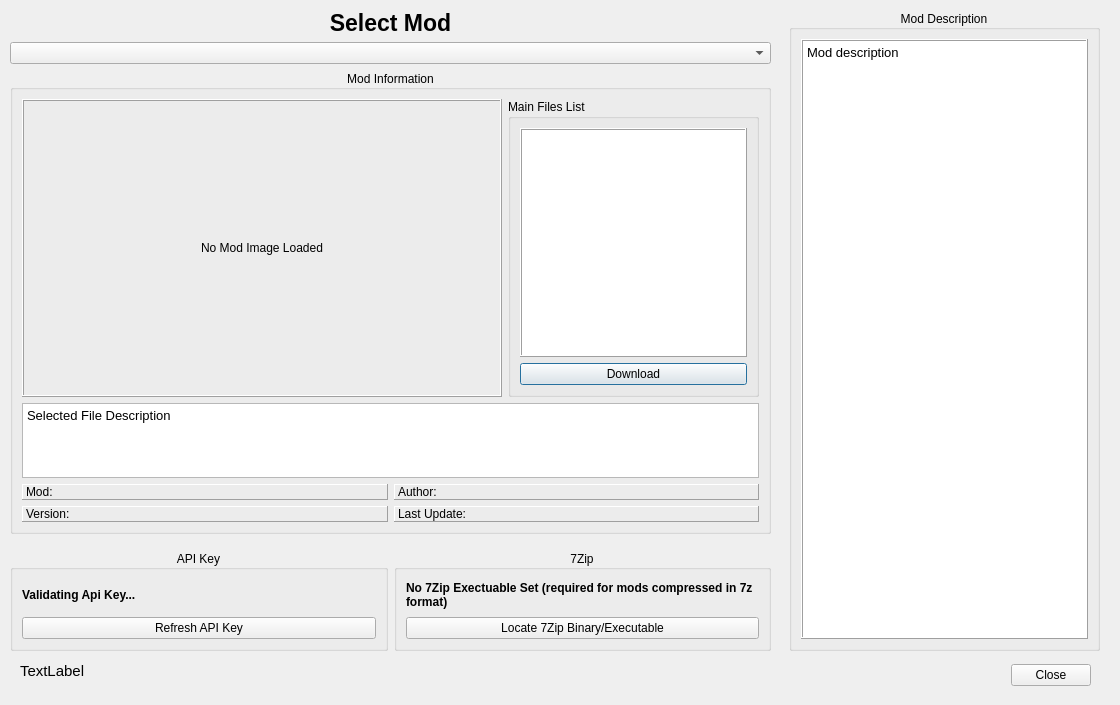
The window that modules/ModDownloader.ui (rainmakerv3/BB_Launcher) describes before a commit, drawn with Qt 5.
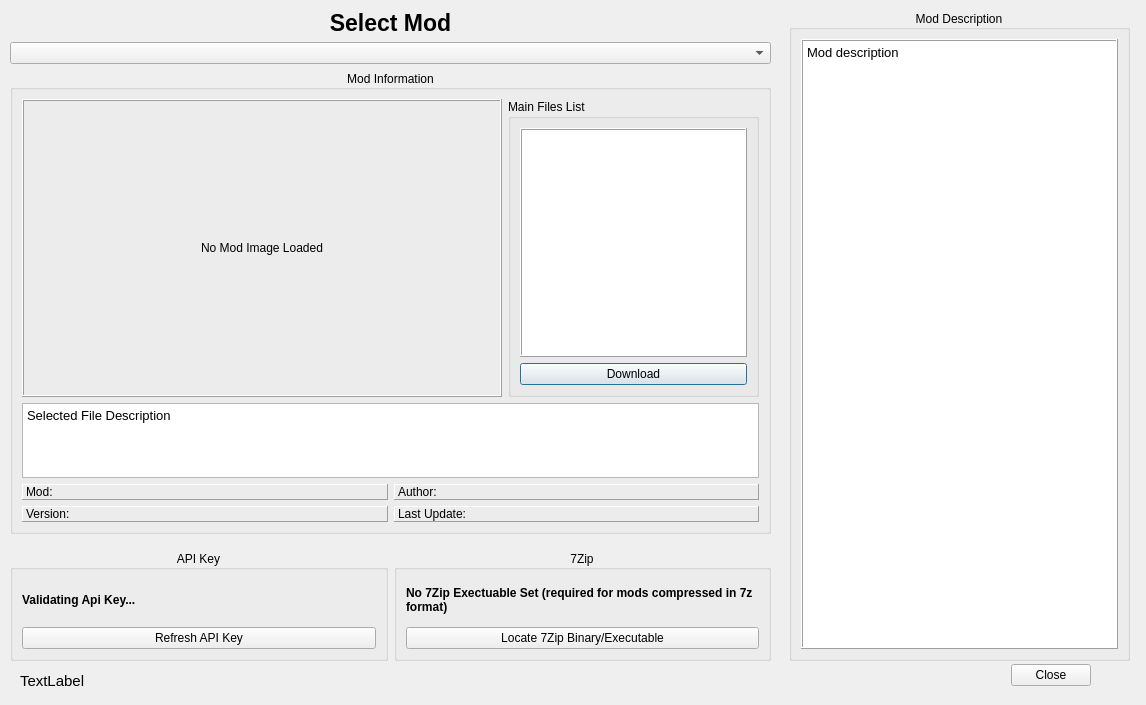
The same window after the commit.

Patch:
```diff
--- a/modules/ModDownloader.ui
+++ b/modules/ModDownloader.ui
@@ -6,7 +6,7 @@
    <rect>
     <x>0</x>
     <y>0</y>
-    <width>1120</width>
+    <width>1146</width>
     <height>705</height>
    </rect>
   </property>
@@ -213,8 +213,8 @@
     <rect>
      <x>789</x>
      <y>10</y>
-     <width>311</width>
-     <height>641</height>
+     <width>341</width>
+     <height>651</height>
     </rect>
    </property>
    <layout class="QVBoxLayout" name="verticalLayout_3">
@@ -289,7 +289,7 @@
      <x>10</x>
      <y>550</y>
      <width>761</width>
-     <height>101</height>
+     <height>111</height>
     </rect>
    </property>
    <layout class="QHBoxLayout" name="horizontalLayout_5">
@@ -370,7 +370,7 @@
    <property name="geometry">
     <rect>
      <x>20</x>
-     <y>660</y>
+     <y>670</y>
      <width>941</width>
      <height>22</height>
     </rect>
```
